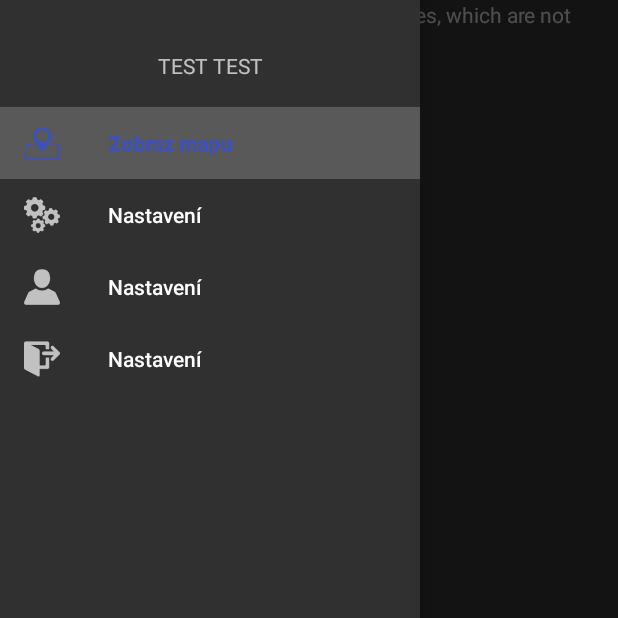
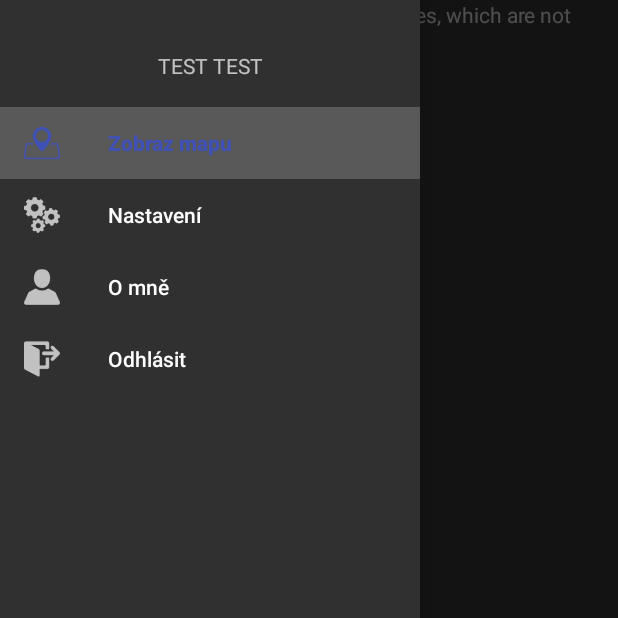
Before and after one commit to petrLorenc/InspectorApp, an Android app: the fragment FullMapFragment placed in its activity, with the side drawer open, on a phone screen of 412 x 824 dp, the top half of it. Run offline under Robolectric (Android 15) with nearby library versions, the phone set to English and light mode, and no system bars; our stand-ins replace ButterKnife; 1 statement that could not run was skipped.

```diff
--- a/app/src/main/java/cz/united121/android/revizori/fragment/FullMapFragment.java
+++ b/app/src/main/java/cz/united121/android/revizori/fragment/FullMapFragment.java
@@ -39,6 +39,8 @@ public class FullMapFragment extends BaseFragment implements GoogleApiClient.Con
     private MapFragment mMapFragment;
     private GoogleMap googleMap;
 
+	private static View cachedView;
+
     @Override
     public int getLayout() {
         return R.layout.fragment_map;
@@ -46,9 +48,11 @@ public class FullMapFragment extends BaseFragment implements GoogleApiClient.Con
 
     @Override
     public View onCreateView(LayoutInflater inflater, ViewGroup container, Bundle savedInstanceState) {
-        View view = super.onCreateView(inflater, container, savedInstanceState);
-
-		ButterKnife.bind(this,view);
+		Log.d(TAG, "onCreateView");
+        if(cachedView == null) {
+			cachedView = super.onCreateView(inflater, container, savedInstanceState);
+		}
+		ButterKnife.bind(this,cachedView);
 
         mGoogleApiClient = new GoogleApiClient.Builder(getActivity())
                 .addConnectionCallbacks(this)
@@ -59,18 +63,27 @@ public class FullMapFragment extends BaseFragment implements GoogleApiClient.Con
         mMapFragment = (MapFragment) getFragmentManager().findFragmentById(R.id.map);
         mMapFragment.getMapAsync(this);
 
-        return view;
+
+        return cachedView;
     }
 
     @Override
     public void onDestroyView() {
-        super.onDestroyView();
+		Log.d(TAG, "onDestroyView");
+		super.onDestroyView();
         if(mGoogleApiClient != null){
             mGoogleApiClient.disconnect();
         }
     }
 
-    @Override
+	@Override
+	public void onDestroy() {
+		super.onDestroy();
+		Log.d(TAG, "onDestroy");
+		cachedView = null;
+	}
+
+	@Override
     public void onConnected(Bundle bundle) {
         Log.d(TAG, "onConnected");
         // Everything is OK
@@ -97,6 +110,7 @@ public class FullMapFragment extends BaseFragment implements GoogleApiClient.Con
 
     @Override
     public void onMapReady(GoogleMap googleMap) {
+		Log.d(TAG, "onMapReady");
         this.googleMap = googleMap;
         googleMap.setMyLocationEnabled(true);
         mGoogleApiClient.connect();
--- a/app/src/main/java/cz/united121/android/revizori/fragment/base/BaseFragment.java
+++ b/app/src/main/java/cz/united121/android/revizori/fragment/base/BaseFragment.java
@@ -3,6 +3,7 @@ package cz.united121.android.revizori.fragment.base;
 import android.app.Fragment;
 import android.os.Bundle;
 import android.support.annotation.Nullable;
+import android.util.Log;
 import android.view.LayoutInflater;
 import android.view.View;
 import android.view.ViewGroup;
@@ -16,13 +17,17 @@ import cz.united121.android.revizori.R;
 public abstract class BaseFragment extends Fragment {
     public static final String TAG = BaseFragment.class.getName();
 
+	//Because of duplicate (double initialize of fragment - likely MapFragment)
+	//private static View rootView;
+
     public abstract int getLayout();
+
 
     @Nullable
     @Override
     public View onCreateView(LayoutInflater inflater, ViewGroup container, Bundle savedInstanceState) {
         super.onCreateView(inflater, container, savedInstanceState);
-        View view = inflater.inflate(getLayout(), container, false);
-        return view;
+		Log.d(TAG,"onCreateView");
+		return inflater.inflate(getLayout(), container, false);
     }
 }
--- /dev/null
+++ b/app/src/main/res/animator/fragment_slide_in.xml
@@ -0,0 +1,9 @@
+<?xml version="1.0" encoding="utf-8"?>
+<set xmlns:android="http://schemas.android.com/apk/res/android">
+    <objectAnimator
+        android:valueFrom="1000"
+        android:valueTo="0"
+        android:propertyName="x"
+        android:valueType="floatType"
+        android:duration="@integer/fragment_slide_time" />
+</set>
--- /dev/null
+++ b/app/src/main/res/animator/fragment_slide_out.xml
@@ -0,0 +1,9 @@
+<?xml version="1.0" encoding="utf-8"?>
+<set xmlns:android="http://schemas.android.com/apk/res/android">
+    <objectAnimator
+        android:valueFrom="0"
+        android:valueTo="-1000"
+        android:propertyName="x"
+        android:valueType="floatType"
+        android:duration="@integer/fragment_slide_time" />
+</set>
--- a/app/src/main/res/layout/fragment_map.xml
+++ b/app/src/main/res/layout/fragment_map.xml
@@ -1,5 +1,6 @@
 <?xml version="1.0" encoding="utf-8"?>
 <FrameLayout xmlns:android="http://schemas.android.com/apk/res/android"
+             xmlns:app="http://schemas.android.com/apk/res-auto"
               android:layout_width="match_parent"
               android:layout_height="match_parent">
     <fragment
--- a/app/src/main/res/menu/navigation_drawer_menu.xml
+++ b/app/src/main/res/menu/navigation_drawer_menu.xml
@@ -13,10 +13,10 @@
         <item
             android:id="@+id/drawer_menu_item_about_me"
             android:icon="@drawable/menu_about_me"
-            android:title="@string/drawer_menu_item_setting"/>
+            android:title="@string/drawer_menu_item_about_me"/>
         <item
             android:id="@+id/drawer_menu_item_log_out"
             android:icon="@drawable/menu_logout"
-            android:title="@string/drawer_menu_item_setting"/>
+            android:title="@string/drawer_menu_item_log_out"/>
     </group>
 </menu>
--- a/app/src/main/res/values/color.xml
+++ b/app/src/main/res/values/color.xml
@@ -3,4 +3,5 @@
     <color name="primaryDark">#303F9F</color>
     <color name="primary">#3F51B5</color>
     <color name="accent">#7C4DFF</color>
+    <color name="colorDanger">#AA0000</color>
 </resources>
--- a/app/src/main/res/values/integers.xml
+++ b/app/src/main/res/values/integers.xml
@@ -2,4 +2,5 @@
 <resources>
     <integer name="card_flip_time_full">1000</integer>
     <integer name="card_flip_time_half">500</integer>
+    <integer name="fragment_slide_time">400</integer>
 </resources>
--- a/app/src/main/res/values/strings.xml
+++ b/app/src/main/res/values/strings.xml
@@ -14,4 +14,7 @@
     <string name="login_text_view_title">Přihlášení</string>
     <string name="drawer_menu_item_setting">Nastavení</string>
     <string name="drawer_menu_item_map">Zobraz mapu</string>
+    <string name="drawer_menu_item_about_me">O mně</string>
+    <string name="drawer_menu_item_log_out">Odhlásit</string>
+    <string name="snacbar_back_button_message">Opravdu chcete ukončit aplikaci.</string>
 </resources>
```
Also changed, not shown: app/src/main/java/cz/united121/android/revizori/activity/base/BaseActivity.java (+35 -10 lines), app/src/main/java/cz/united121/android/revizori/activity/base/BaseActivityNoDrawer.java (+34 -0 lines), app/src/main/java/cz/united121/android/revizori/fragment/SettingFragment.java (added, +20 -0 lines), app/src/main/res/layout/fragment_setting.xml (added, +13 -0 lines).
